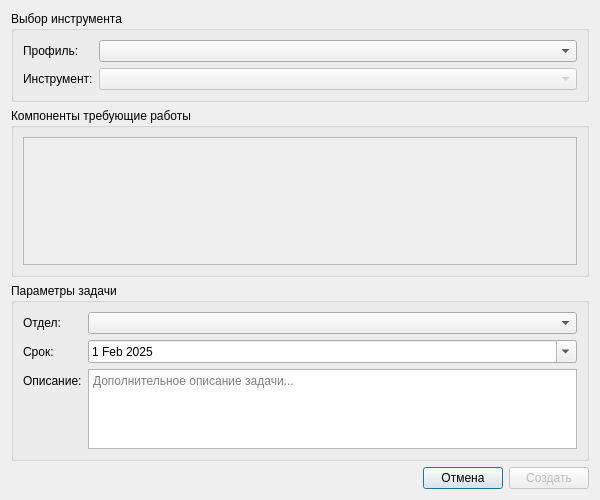
Old version of the form src/client/ui/dialog_create_task.ui in the repository formemu/aditim-monitor.
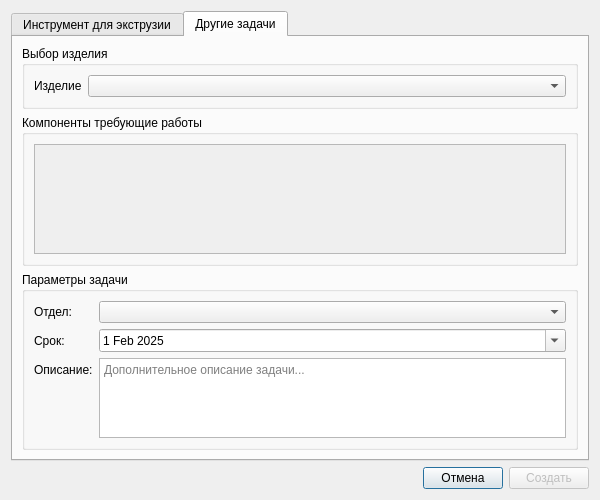
New version of the form. The open tabs and pages were chosen to show the change.

Commit message: - Добавлена вкладка 'Другие задачи' в dialog_create_task.ui - Группа выбора изделия с comboBox_product - Группа компонентов с scroll area для чекбоксов - Группа параметров с выбором отдела, сроком и описанием - Соблюдены стандарты именования в единственном числе - UI-FIRST подход: все элементы созданы в Qt Designer"

What changed in the file:
```diff
--- a/src/client/ui/dialog_create_task.ui
+++ b/src/client/ui/dialog_create_task.ui
@@ -18,7 +18,17 @@
   </property>
   <layout class="QVBoxLayout" name="verticalLayout_main">
    <item>
-    <widget class="QGroupBox" name="groupBox_instrument">
+    <widget class="QTabWidget" name="tabWidget">
+     <property name="currentIndex">
+      <number>0</number>
+     </property>
+     <widget class="QWidget" name="tab_profile_tool">
+      <attribute name="title">
+       <string>Инструмент для экструзии</string>
+      </attribute>
+      <layout class="QVBoxLayout" name="verticalLayout">
+       <item>
+        <widget class="QGroupBox" name="groupBox_profile_tool_instrument">
      <property name="title">
       <string>Выбор инструмента</string>
      </property>
@@ -58,7 +68,7 @@
     </widget>
    </item>
    <item>
-    <widget class="QGroupBox" name="groupBox_components">
+        <widget class="QGroupBox" name="groupBox_profile_tool_component">
      <property name="title">
       <string>Компоненты требующие работы</string>
      </property>
@@ -73,8 +83,8 @@
           <rect>
            <x>0</x>
            <y>0</y>
-           <width>576</width>
-           <height>69</height>
+               <width>536</width>
+               <height>113</height>
           </rect>
          </property>
          <layout class="QVBoxLayout" name="verticalLayout_checkboxes"/>
@@ -85,7 +95,7 @@
     </widget>
    </item>
    <item>
-    <widget class="QGroupBox" name="groupBox_params">
+        <widget class="QGroupBox" name="groupBox_profile_tool_param">
      <property name="title">
       <string>Параметры задачи</string>
      </property>
@@ -93,26 +103,119 @@
       <item row="0" column="0">
        <widget class="QLabel" name="label_department">
         <property name="text">
-         <string>Отдел:</string>
+             <string>Срок:</string>
         </property>
        </widget>
       </item>
       <item row="0" column="1">
-       <widget class="QComboBox" name="comboBox_department">
+           <widget class="QDateEdit" name="dateEdit_profile_tool_deadline">
+            <property name="calendarPopup">
+             <bool>true</bool>
+            </property>
+            <property name="date">
+             <date>
+              <year>2025</year>
+              <month>2</month>
+              <day>1</day>
+             </date>
+            </property>
+           </widget>
+          </item>
+          <item row="1" column="0">
+           <widget class="QLabel" name="label_profile_tool_description">
+            <property name="text">
+             <string>Описание:</string>
+            </property>
+           </widget>
+          </item>
+          <item row="1" column="1">
+           <widget class="QTextEdit" name="textEdit_profile_tool_description">
+            <property name="maximumSize">
+             <size>
+              <width>16777215</width>
+              <height>80</height>
+             </size>
+            </property>
         <property name="placeholderText">
-         <string>Выберите отдел...</string>
+             <string>Дополнительное описание задачи...</string>
         </property>
        </widget>
       </item>
+         </layout>
+        </widget>
+       </item>
+      </layout>
+     </widget>
+     <widget class="QWidget" name="tab_product">
+      <attribute name="title">
+       <string>Другие задачи</string>
+      </attribute>
+      <layout class="QVBoxLayout" name="verticalLayout_2">
+       <item>
+        <widget class="QGroupBox" name="groupBox_product">
+         <property name="title">
+          <string>Выбор изделия</string>
+         </property>
+         <layout class="QFormLayout" name="formLayout_instrument_2">
+          <item row="0" column="0">
+           <widget class="QLabel" name="label_product">
+            <property name="text">
+             <string>Изделие</string>
+            </property>
+           </widget>
+          </item>
+          <item row="0" column="1">
+           <widget class="QComboBox" name="comboBox_product">
+            <property name="placeholderText">
+             <string>Выберите изделие...</string>
+            </property>
+           </widget>
+          </item>
+         </layout>
+        </widget>
+       </item>
+       <item>
+        <widget class="QGroupBox" name="groupBox_product_component">
+         <property name="title">
+          <string>Компоненты требующие работы</string>
+         </property>
+         <layout class="QVBoxLayout" name="verticalLayout_components_2">
+          <item>
+           <widget class="QScrollArea" name="scrollArea_product_component">
+            <property name="widgetResizable">
+             <bool>true</bool>
+            </property>
+            <widget class="QWidget" name="widget_product_content">
+             <property name="geometry">
+              <rect>
+               <x>0</x>
+               <y>0</y>
+               <width>536</width>
+               <height>117</height>
+              </rect>
+             </property>
+             <layout class="QVBoxLayout" name="verticalLayout_checkboxes_2"/>
+            </widget>
+           </widget>
+          </item>
+         </layout>
+        </widget>
+       </item>
+       <item>
+        <widget class="QGroupBox" name="groupBox_product_param">
+         <property name="title">
+          <string>Параметры задачи</string>
+         </property>
+         <layout class="QFormLayout" name="formLayout_params_2">
       <item row="1" column="0">
-       <widget class="QLabel" name="label_deadline">
+           <widget class="QLabel" name="label_product_deadline">
         <property name="text">
          <string>Срок:</string>
         </property>
        </widget>
       </item>
       <item row="1" column="1">
-       <widget class="QDateEdit" name="dateEdit_deadline">
+           <widget class="QDateEdit" name="dateEdit_product_deadline">
         <property name="calendarPopup">
          <bool>true</bool>
         </property>
@@ -126,14 +229,14 @@
        </widget>
       </item>
       <item row="2" column="0">
-       <widget class="QLabel" name="label_description">
+           <widget class="QLabel" name="label_product_description">
         <property name="text">
          <string>Описание:</string>
         </property>
        </widget>
       </item>
       <item row="2" column="1">
-       <widget class="QTextEdit" name="textEdit_description">
+           <widget class="QTextEdit" name="textEdit_product_description">
         <property name="maximumSize">
          <size>
           <width>16777215</width>
@@ -145,7 +248,25 @@
         </property>
        </widget>
       </item>
-     </layout>
+          <item row="0" column="1">
+           <widget class="QComboBox" name="comboBox_product_department">
+            <property name="placeholderText">
+             <string>Выберите отдел...</string>
+            </property>
+           </widget>
+          </item>
+          <item row="0" column="0">
+           <widget class="QLabel" name="label_product_department">
+            <property name="text">
+             <string>Отдел:</string>
+            </property>
+           </widget>
+          </item>
+         </layout>
+        </widget>
+       </item>
+      </layout>
+     </widget>
     </widget>
    </item>
    <item>
```
Left out of the diff: 49 changed lines with no effect on the pictures. Lines whose indentation alone changed are shown as unchanged. The commit also changes 1 other file.
